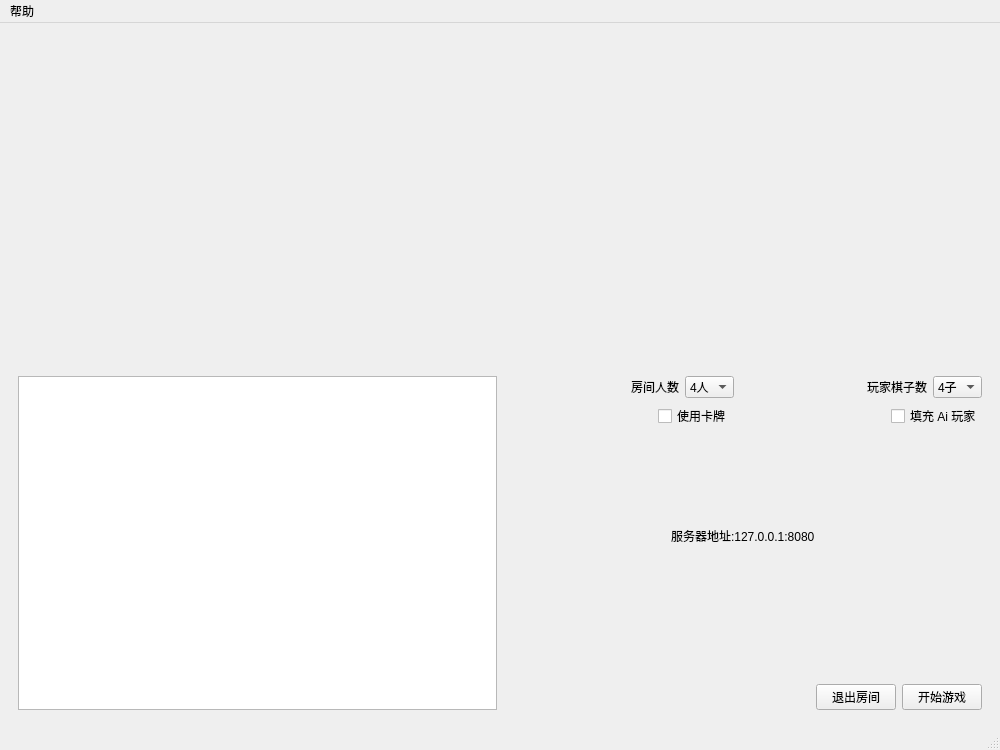
This is client/src/MainWindow.ui in Kez-Jo1909/NO_Flychess as Qt 5 draws it before an edit. The edited form follows.
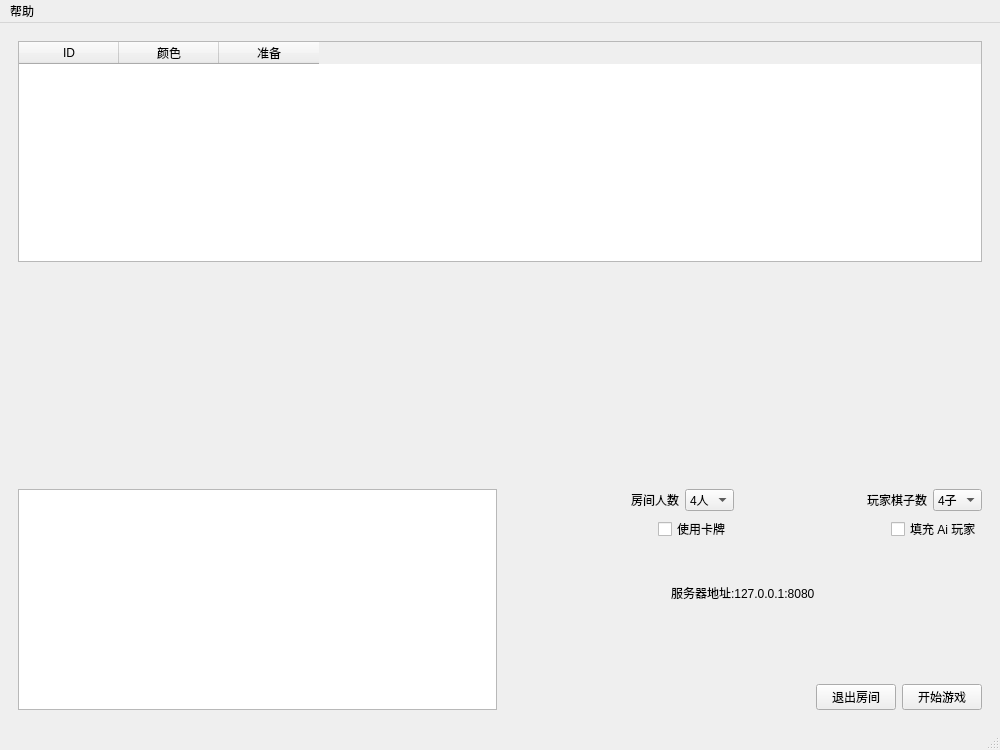
This is the edited form. The open tabs and pages were chosen to show the change.

Patch:
```diff
--- a/client/src/MainWindow.ui
+++ b/client/src/MainWindow.ui
@@ -459,6 +459,25 @@
       </widget>
       <widget class="QWidget" name="PreparePage">
        <layout class="QVBoxLayout" name="verticalLayout_PreparePage">
+        <item>
+         <widget class="QTableWidget" name="RoomTableWidget">
+          <column>
+           <property name="text">
+            <string>ID</string>
+           </property>
+          </column>
+          <column>
+           <property name="text">
+            <string>颜色</string>
+           </property>
+          </column>
+          <column>
+           <property name="text">
+            <string>准备</string>
+           </property>
+          </column>
+         </widget>
+        </item>
         <item>
          <spacer name="verticalSpacer_3">
           <property name="orientation">
```
